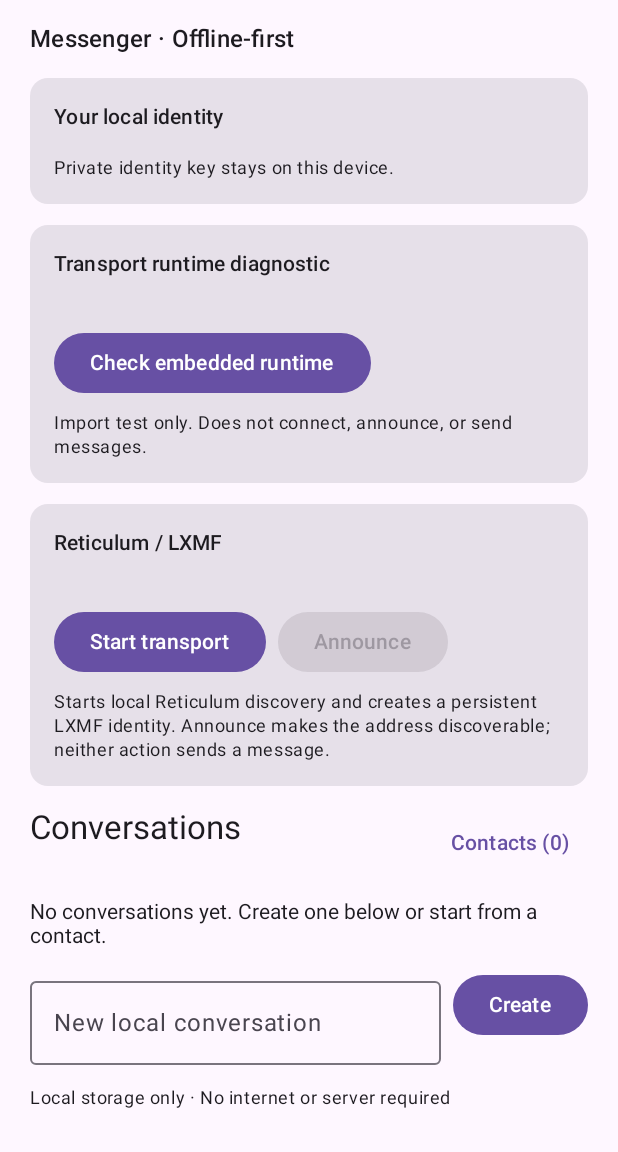
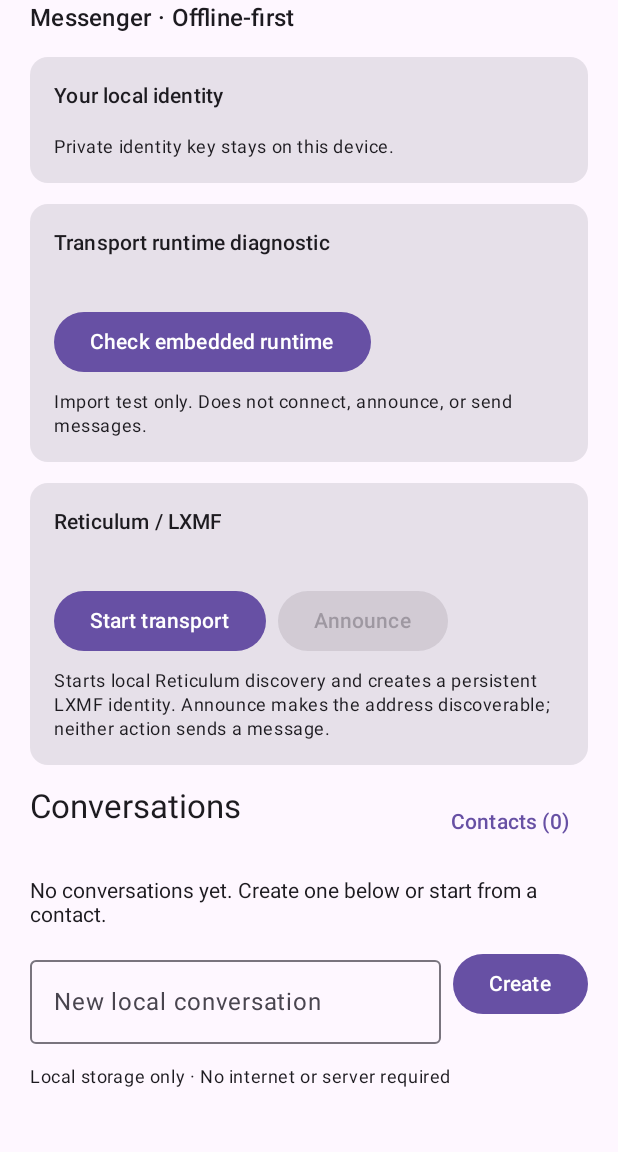
Before and after one commit to serendipitous-adv/urban-alchemy, an Android app built with Jetpack Compose: the composable MessengerHome called with empty values, on a phone screen of 412 x 824 dp, the part 84-1236 px from its top. Run offline under Robolectric (Android 15) with nearby library versions, the phone set to English and light mode, and no system bars; libraries missing offline, so code that uses them is left out: com.chaquo.python.

Commit message:
Make home screen vertically scrollable with pull-to-refresh

```diff
--- a/android-messenger/app/src/main/java/org/urbanalchemy/messenger/MainActivity.kt
+++ b/android-messenger/app/src/main/java/org/urbanalchemy/messenger/MainActivity.kt
@@ -30,7 +30,9 @@ import androidx.compose.material3.OutlinedTextField
 import androidx.compose.material3.Surface
 import androidx.compose.material3.Text
 import androidx.compose.material3.TextButton
+import androidx.compose.material3.pulltorefresh.PullToRefreshBox
 import androidx.compose.runtime.*
+import kotlinx.coroutines.delay
 import androidx.compose.ui.Modifier
 import androidx.compose.ui.unit.dp
 import java.text.DateFormat
@@ -186,7 +188,11 @@ class MainActivity : ComponentActivity() {
                                 store.createConversation(title)
                                 conversations = store.listConversations()
                             },
-                            onContacts = { showContacts = true }
+                            onContacts = { showContacts = true },
+                            onRefreshData = {
+                                conversations = store.listConversations()
+                                contacts = store.listContacts()
+                            }
                         )
                     }
                 }
@@ -210,15 +216,34 @@ private fun MessengerHome(
     onCopyAddress: () -> Unit,
     onOpen: (Long) -> Unit,
     onCreateConversation: (String) -> Unit,
-    onContacts: () -> Unit
+    onContacts: () -> Unit,
+    onRefreshData: () -> Unit
 ) {
     var newName by remember { mutableStateOf("") }
-    Column(
-        modifier = Modifier.fillMaxSize().padding(20.dp),
+    var isRefreshing by remember { mutableStateOf(false) }
+    val refreshScope = rememberCoroutineScope()
+
+    PullToRefreshBox(
+        isRefreshing = isRefreshing,
+        onRefresh = {
+            refreshScope.launch {
+                isRefreshing = true
+                onRefreshData()
+                delay(350)
+                isRefreshing = false
+            }
+        },
+        modifier = Modifier.fillMaxSize()
+    ) {
+        LazyColumn(
+            modifier = Modifier.fillMaxSize().padding(horizontal = 20.dp, vertical = 20.dp),
             verticalArrangement = Arrangement.spacedBy(14.dp)
         ) {
+            item {
                 Text("Urban Alchemy", style = MaterialTheme.typography.headlineMedium)
                 Text("Messenger · Offline-first", style = MaterialTheme.typography.titleMedium)
+            }
+            item {
                 Card(modifier = Modifier.fillMaxWidth()) {
                     Column(modifier = Modifier.padding(16.dp)) {
                         Text("Your local identity", style = MaterialTheme.typography.titleSmall)
@@ -226,6 +251,8 @@ private fun MessengerHome(
                         Text("Private identity key stays on this device.", style = MaterialTheme.typography.bodySmall)
                     }
                 }
+            }
+            item {
                 Card(modifier = Modifier.fillMaxWidth()) {
                     Column(modifier = Modifier.padding(16.dp), verticalArrangement = Arrangement.spacedBy(8.dp)) {
                         Text("Transport runtime diagnostic", style = MaterialTheme.typography.titleSmall)
@@ -234,6 +261,8 @@ private fun MessengerHome(
                         Text("Import test only. Does not connect, announce, or send messages.", style = MaterialTheme.typography.bodySmall)
                     }
                 }
+            }
+            item {
                 Card(modifier = Modifier.fillMaxWidth()) {
                     Column(modifier = Modifier.padding(16.dp), verticalArrangement = Arrangement.spacedBy(8.dp)) {
                         Text("Reticulum / LXMF", style = MaterialTheme.typography.titleSmall)
@@ -250,17 +279,16 @@ private fun MessengerHome(
                         Text("Starts local Reticulum discovery and creates a persistent LXMF identity. Announce makes the address discoverable; neither action sends a message.", style = MaterialTheme.typography.bodySmall)
                     }
                 }
+            }
+            item {
                 Row(modifier = Modifier.fillMaxWidth(), horizontalArrangement = Arrangement.SpaceBetween) {
                     Text("Conversations", style = MaterialTheme.typography.titleLarge)
                     TextButton(onClick = onContacts) { Text("Contacts ($contactCount)") }
                 }
+            }
             if (conversations.isEmpty()) {
-            Text("No conversations yet. Create one below or start from a contact.")
+                item { Text("No conversations yet. Create one below or start from a contact.") }
             } else {
-            LazyColumn(
-                modifier = Modifier.weight(1f),
-                verticalArrangement = Arrangement.spacedBy(8.dp)
-            ) {
                 items(conversations, key = { it.id }) { conversation ->
                     Card(modifier = Modifier.fillMaxWidth()) {
                         TextButton(
@@ -280,7 +308,7 @@ private fun MessengerHome(
                     }
                 }
             }
-        }
+            item {
                 Row(horizontalArrangement = Arrangement.spacedBy(8.dp)) {
                     OutlinedTextField(
                         value = newName,
@@ -297,7 +325,11 @@ private fun MessengerHome(
                         }
                     }) { Text("Create") }
                 }
+            }
+            item {
                 Text("Local storage only · No internet or server required", style = MaterialTheme.typography.bodySmall)
+            }
+        }
     }
 }
 
```
Lines whose indentation alone changed are shown as unchanged.
